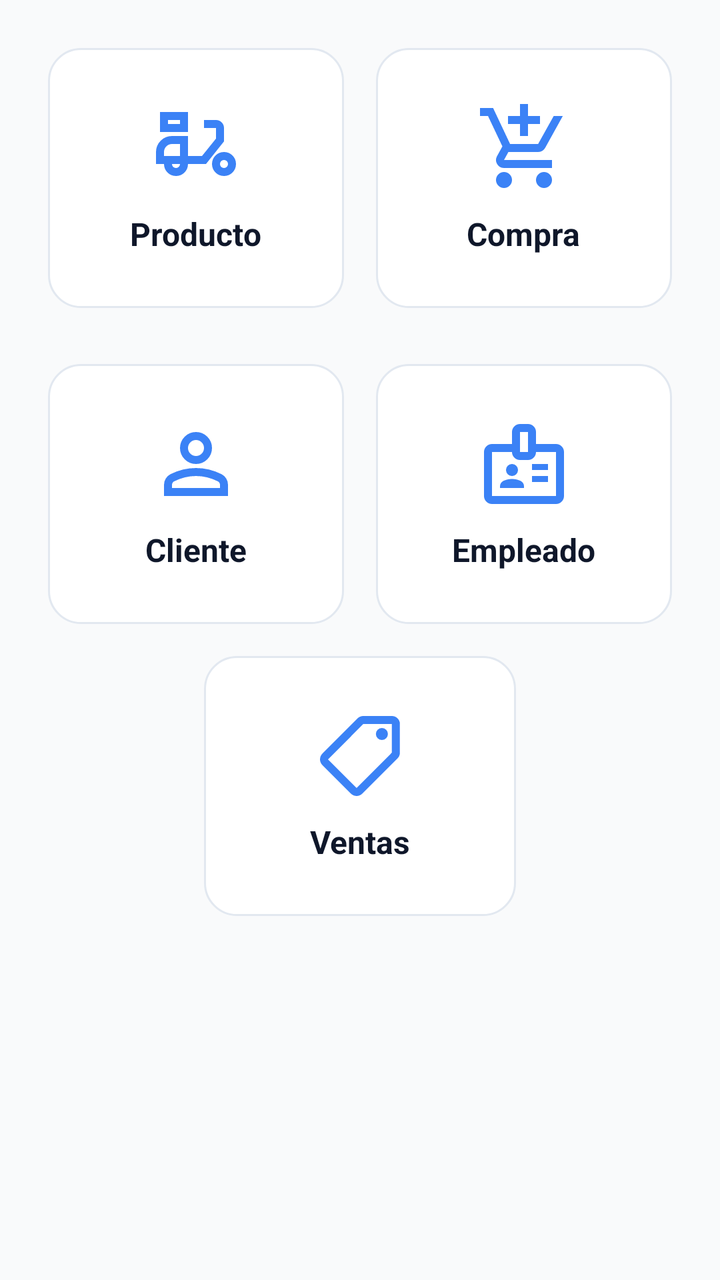
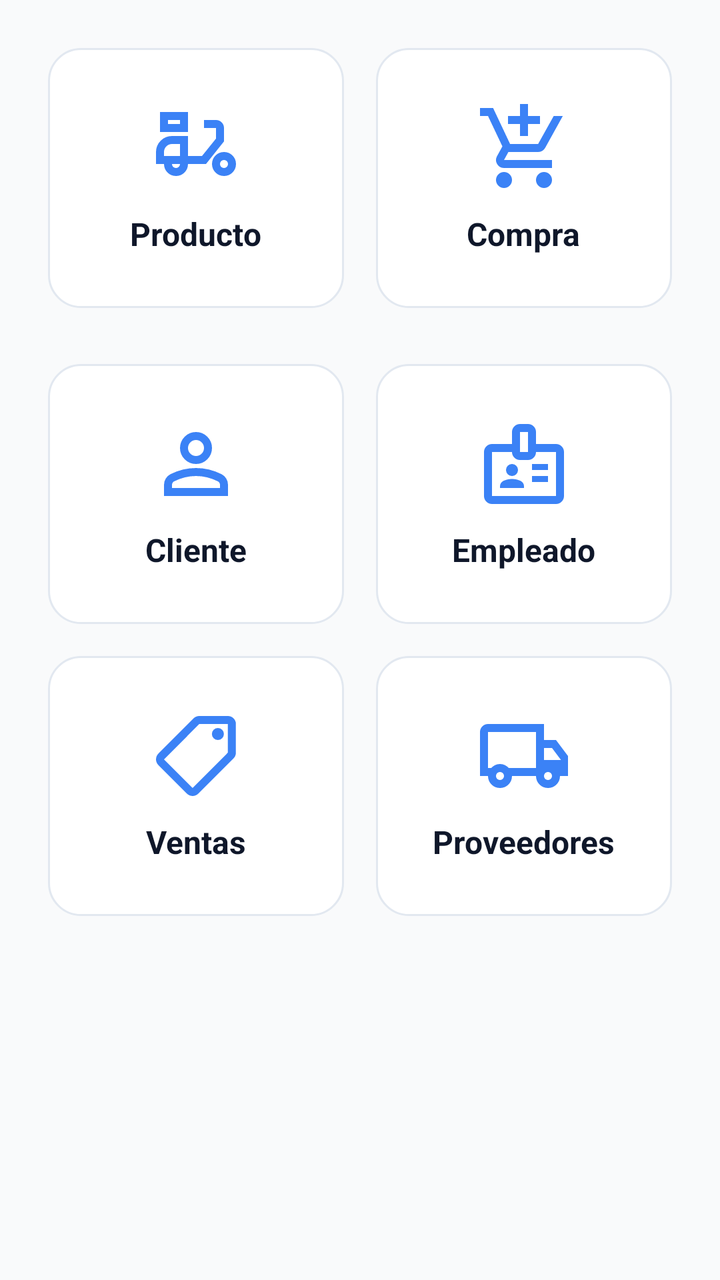

Before-and-after screenshots of an Android layout around one commit, followed by the original layout XML and the change that was made.
<!-- AndroidManifest.xml: application theme Theme.Mimovil -->
<!-- res/layout/fragment_home.xml -->
<?xml version="1.0" encoding="utf-8"?>
    <ScrollView xmlns:android="http://schemas.android.com/apk/res/android"
        android:layout_width="match_parent"
        android:layout_height="match_parent"
        xmlns:app="http://schemas.android.com/apk/res-auto"
        android:background="#F9FAFB"
        android:padding="16dp">

        <LinearLayout
            android:layout_width="match_parent"
            android:layout_height="wrap_content"
            android:orientation="vertical"
            android:gravity="center_horizontal">

            
            <LinearLayout
                android:layout_width="match_parent"
                android:layout_height="wrap_content"
                android:orientation="horizontal"
                android:gravity="center"
                android:weightSum="2"
                android:layout_marginBottom="12dp">

                
                <LinearLayout
                    android:id="@+id/cardProductos"
                    android:layout_width="0dp"
                    android:layout_height="130dp"
                    android:layout_weight="1"
                    android:layout_margin="8dp"
                    android:background="@drawable/bg_card_icon"
                    android:gravity="center"
                    android:orientation="vertical"
                    android:padding="12dp">

                    <ImageView
                        android:layout_width="48dp"
                        android:layout_height="48dp"
                        android:src="@drawable/ic_produto"
                        app:tint="#3B82F6"/>

                    <TextView
                        android:layout_width="wrap_content"
                        android:layout_height="wrap_content"
                        android:text="Producto"
                        android:textStyle="bold"
                        android:textSize="16sp"
                        android:textColor="#0F172A"
                        android:layout_marginTop="8dp"/>
                </LinearLayout>

                
                <LinearLayout
                    android:id="@+id/cardCompra"
                    android:layout_width="0dp"
                    android:layout_height="130dp"
                    android:layout_weight="1"
                    android:layout_margin="8dp"
                    android:background="@drawable/bg_card_icon"
                    android:gravity="center"
                    android:orientation="vertical"
                    android:padding="12dp">

                    <ImageView
                        android:layout_width="48dp"
                        android:layout_height="48dp"
                        android:src="@drawable/ic_compra"
                        app:tint="#3B82F6"/>

                    <TextView
                        android:layout_width="wrap_content"
                        android:layout_height="wrap_content"
                        android:text="Compra"
                        android:textStyle="bold"
                        android:textSize="16sp"
                        android:textColor="#0F172A"
                        android:layout_marginTop="8dp"/>
                </LinearLayout>
            </LinearLayout>

            
            <LinearLayout
                android:layout_width="match_parent"
                android:layout_height="wrap_content"
                android:orientation="horizontal"
                android:gravity="center"
                android:weightSum="2">

                
                <LinearLayout
                    android:id="@+id/cardCliente"
                    android:layout_width="0dp"
                    android:layout_height="130dp"
                    android:layout_weight="1"
                    android:layout_margin="8dp"
                    android:background="@drawable/bg_card_icon"
                    android:gravity="center"
                    android:orientation="vertical"
                    android:padding="12dp">

                    <ImageView
                        android:layout_width="48dp"
                        android:layout_height="48dp"
                        android:src="@drawable/ic_cliente"
                        app:tint="#3B82F6"/>

                    <TextView
                        android:layout_width="wrap_content"
                        android:layout_height="wrap_content"
                        android:text="Cliente"
                        android:textStyle="bold"
                        android:textSize="16sp"
                        android:textColor="#0F172A"
                        android:layout_marginTop="8dp"/>
                </LinearLayout>

                
                <LinearLayout
                    android:id="@+id/cardEmpleado"
                    android:layout_width="0dp"
                    android:layout_height="130dp"
                    android:layout_weight="1"
                    android:layout_margin="8dp"
                    android:background="@drawable/bg_card_icon"
                    android:gravity="center"
                    android:orientation="vertical"
                    android:padding="12dp">

                    <ImageView
                        android:layout_width="48dp"
                        android:layout_height="48dp"
                        android:src="@drawable/ic_empleado"
                        app:tint="#3B82F6"/>

                    <TextView
                        android:layout_width="wrap_content"
                        android:layout_height="wrap_content"
                        android:text="Empleado"
                        android:textStyle="bold"
                        android:textSize="16sp"
                        android:textColor="#0F172A"
                        android:layout_marginTop="8dp"/>
                </LinearLayout>
            </LinearLayout>

            
            <LinearLayout
                android:layout_width="match_parent"
                android:layout_height="wrap_content"
                android:orientation="horizontal"
                android:gravity="center"
                android:weightSum="2">

                
                <LinearLayout
                    android:id="@+id/cardVenta"
                    android:layout_width="0dp"
                    android:layout_height="130dp"
                    android:layout_weight="1"
                    android:layout_margin="8dp"
                    android:background="@drawable/bg_card_icon"
                    android:gravity="center"
                    android:orientation="vertical"
                    android:padding="12dp">

                    <ImageView
                        android:layout_width="48dp"
                        android:layout_height="48dp"
                        android:src="@drawable/ic_ventas"
                        app:tint="#3B82F6"/>

                    <TextView
                        android:layout_width="wrap_content"
                        android:layout_height="wrap_content"
                        android:text="Ventas"
                        android:textStyle="bold"
                        android:textSize="16sp"
                        android:textColor="#0F172A"
                        android:layout_marginTop="8dp"/>
                </LinearLayout>
            </LinearLayout>

        </LinearLayout>
    </ScrollView>
<!-- resources referenced by this layout -->
<resources>
  <!-- drawable bg_card_icon (drawable) -->
  <shape xmlns:android="http://schemas.android.com/apk/res/android"
      android:shape="rectangle">
      <solid android:color="#FFFFFFFF" />
      <corners android:radius="16dp" />
      <stroke android:width="1dp" android:color="#E2E8F0" />
  </shape>
  <!-- drawable ic_compra (drawable) -->
  <vector xmlns:android="http://schemas.android.com/apk/res/android" android:height="24dp" android:tint="#000000" android:viewportHeight="960" android:viewportWidth="960" android:width="24dp">
        
      <path android:fillColor="@android:color/white" android:pathData="M440,360L440,240L320,240L320,160L440,160L440,40L520,40L520,160L640,160L640,240L520,240L520,360L440,360ZM280,880Q247,880 223.5,856.5Q200,833 200,800Q200,767 223.5,743.5Q247,720 280,720Q313,720 336.5,743.5Q360,767 360,800Q360,833 336.5,856.5Q313,880 280,880ZM680,880Q647,880 623.5,856.5Q600,833 600,800Q600,767 623.5,743.5Q647,720 680,720Q713,720 736.5,743.5Q760,767 760,800Q760,833 736.5,856.5Q713,880 680,880ZM40,160L40,80L171,80L341,440L621,440Q621,440 621,440Q621,440 621,440L777,160L868,160L692,478Q681,498 662.5,509Q644,520 622,520L324,520L280,600Q280,600 280,600Q280,600 280,600L760,600L760,680L280,680Q235,680 211.5,641Q188,602 210,562L264,464L120,160L40,160Z"/>
      
  </vector>
  <style name="Theme.Mimovil" parent="Theme.MaterialComponents.DayNight.NoActionBar">
          <item name="colorPrimary">@color/lavender</item>
          <item name="colorPrimaryVariant">@color/lavender</item>
          <item name="colorPrimary">@color/white</item>
  
          <item name="colorSecondary">@color/teal_200</item>
          <item name="colorSecondaryVariant">@color/teal_700</item>
          <item name="colorOnSecondary">@color/black</item>
  
          <item name="android:statusBarColor">?attr/colorPrimaryVariant</item>
  
      </style>
  <color name="lavender">#8692f7</color>
  <color name="white">#FFFFFFFF</color>
  <color name="teal_200">#FF03DAC5</color>
  <color name="teal_700">#FF018786</color>
  <color name="black">#FF000000</color>
  <!-- unchanged entries left out for length: 4 -->
</resources>

<!-- the commit's change to res/layout/fragment_home.xml (unified diff, before → after) -->
@@ -178,6 +178,32 @@
                         android:textColor="#0F172A"
                         android:layout_marginTop="8dp"/>
                 </LinearLayout>
+                <LinearLayout
+                    android:id="@+id/cardProveedor"
+                    android:layout_width="0dp"
+                    android:layout_height="130dp"
+                    android:layout_weight="1"
+                    android:layout_margin="8dp"
+                    android:background="@drawable/bg_card_icon"
+                    android:gravity="center"
+                    android:orientation="vertical"
+                    android:padding="12dp">
+
+                    <ImageView
+                        android:layout_width="48dp"
+                        android:layout_height="48dp"
+                        android:src="@drawable/ic_proveedor"
+                        app:tint="#3B82F6"/>
+
+                    <TextView
+                        android:layout_width="wrap_content"
+                        android:layout_height="wrap_content"
+                        android:text="Proveedores"
+                        android:textStyle="bold"
+                        android:textSize="16sp"
+                        android:textColor="#0F172A"
+                        android:layout_marginTop="8dp"/>
+                </LinearLayout>
             </LinearLayout>
 
         </LinearLayout>
<!-- resource entries referenced after the edit -->
@@ -11,6 +11,12 @@
   <vector xmlns:android="http://schemas.android.com/apk/res/android" android:height="24dp" android:tint="#000000" android:viewportHeight="960" android:viewportWidth="960" android:width="24dp">
         
       <path android:fillColor="@android:color/white" android:pathData="M440,360L440,240L320,240L320,160L440,160L440,40L520,40L520,160L640,160L640,240L520,240L520,360L440,360ZM280,880Q247,880 223.5,856.5Q200,833 200,800Q200,767 223.5,743.5Q247,720 280,720Q313,720 336.5,743.5Q360,767 360,800Q360,833 336.5,856.5Q313,880 280,880ZM680,880Q647,880 623.5,856.5Q600,833 600,800Q600,767 623.5,743.5Q647,720 680,720Q713,720 736.5,743.5Q760,767 760,800Q760,833 736.5,856.5Q713,880 680,880ZM40,160L40,80L171,80L341,440L621,440Q621,440 621,440Q621,440 621,440L777,160L868,160L692,478Q681,498 662.5,509Q644,520 622,520L324,520L280,600Q280,600 280,600Q280,600 280,600L760,600L760,680L280,680Q235,680 211.5,641Q188,602 210,562L264,464L120,160L40,160Z"/>
+      
+  </vector>
+  <!-- drawable ic_proveedor (drawable) -->
+  <vector xmlns:android="http://schemas.android.com/apk/res/android" android:autoMirrored="true" android:height="24dp" android:tint="#000000" android:viewportHeight="960" android:viewportWidth="960" android:width="24dp">
+        
+      <path android:fillColor="@android:color/white" android:pathData="M240,800Q190,800 155,765Q120,730 120,680L40,680L40,240Q40,207 63.5,183.5Q87,160 120,160L680,160L680,320L800,320L920,480L920,680L840,680Q840,730 805,765Q770,800 720,800Q670,800 635,765Q600,730 600,680L360,680Q360,730 325,765Q290,800 240,800ZM240,720Q257,720 268.5,708.5Q280,697 280,680Q280,663 268.5,651.5Q257,640 240,640Q223,640 211.5,651.5Q200,663 200,680Q200,697 211.5,708.5Q223,720 240,720ZM120,600L152,600Q169,582 191,571Q213,560 240,560Q267,560 289,571Q311,582 328,600L600,600L600,240L120,240Q120,240 120,240Q120,240 120,240L120,600ZM720,720Q737,720 748.5,708.5Q760,697 760,680Q760,663 748.5,651.5Q737,640 720,640Q703,640 691.5,651.5Q680,663 680,680Q680,697 691.5,708.5Q703,720 720,720ZM680,520L850,520L760,400L680,400L680,520ZM360,420L360,420L360,420L360,420Q360,420 360,420Q360,420 360,420Q360,420 360,420Q360,420 360,420L360,420L360,420Q360,420 360,420Q360,420 360,420Z"/>
       
   </vector>
   <style name="Theme.Mimovil" parent="Theme.MaterialComponents.DayNight.NoActionBar">
